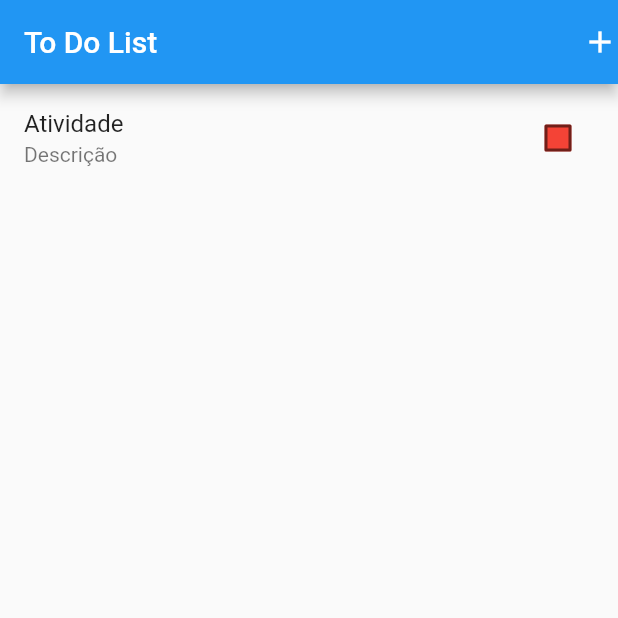
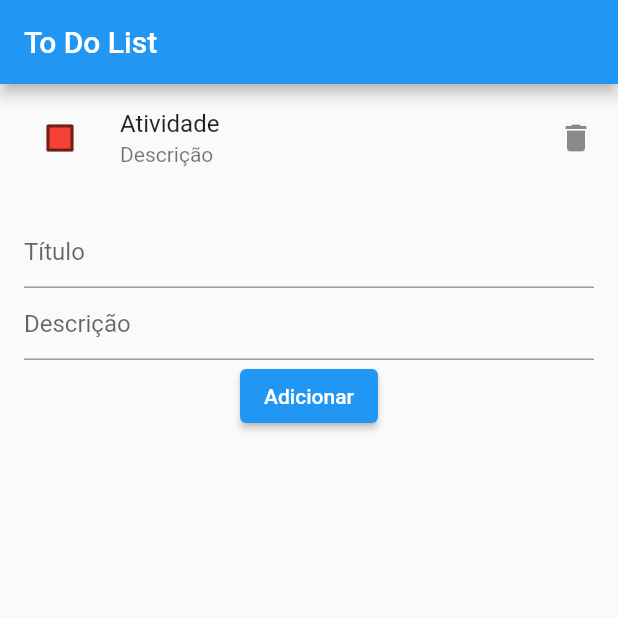
Before and after one commit to josemailson/To-do-app, a Flutter app: the screen it shows after launch, on a phone screen of 412 x 824 dp, the top half of it. Run offline on Flutter 3.47's test engine with Material 2 defaults, Android fonts, the phone set to English and light mode, and no system bars.

Commit message:
feat: form area to add items to the list

```diff
--- a/lib/view/Home/home.dart
+++ b/lib/view/Home/home.dart
@@ -9,6 +9,11 @@ class Home extends StatefulWidget {
 
 class _HomeState extends State<Home> {
   bool isChecked = false;
+  var cont = 0;
+  void onPressed() {
+    cont++;
+  }
+
   @override
   Widget build(BuildContext context) {
     Color getColor(Set<MaterialState> states) {
@@ -26,14 +31,11 @@ class _HomeState extends State<Home> {
     return Scaffold(
       appBar: AppBar(
         title: const Text('To Do List'),
-        actions: const [
-          Icon(Icons.add),
-        ],
       ),
-      body: ListTile(
-        title: const Text('Atividade'),
-        subtitle: const Text('Descrição'),
-        trailing: Checkbox(
+      body: Column(
+        children: [
+          ListTile(
+            leading: Checkbox(
                 checkColor: Colors.white,
                 fillColor: MaterialStateProperty.resolveWith(getColor),
                 value: isChecked,
@@ -42,6 +44,27 @@ class _HomeState extends State<Home> {
                     isChecked = value!;
                   });
                 }),
+            title: const Text('Atividade'),
+            subtitle: const Text('Descrição'),
+            trailing: const Icon(Icons.delete),
+          ),
+          Padding(
+            padding: const EdgeInsets.all(16.0),
+            child: Form(
+                child: Column(
+              children: [
+                TextFormField(
+                  decoration: const InputDecoration(hintText: 'Título'),
+                ),
+                TextFormField(
+                  decoration: const InputDecoration(hintText: 'Descrição'),
+                ),
+                ElevatedButton(
+                    onPressed: onPressed, child: const Text('Adicionar'))
+              ],
+            )),
+          )
+        ],
       ),
     );
   }
```
Lines whose indentation alone changed are shown as unchanged.
